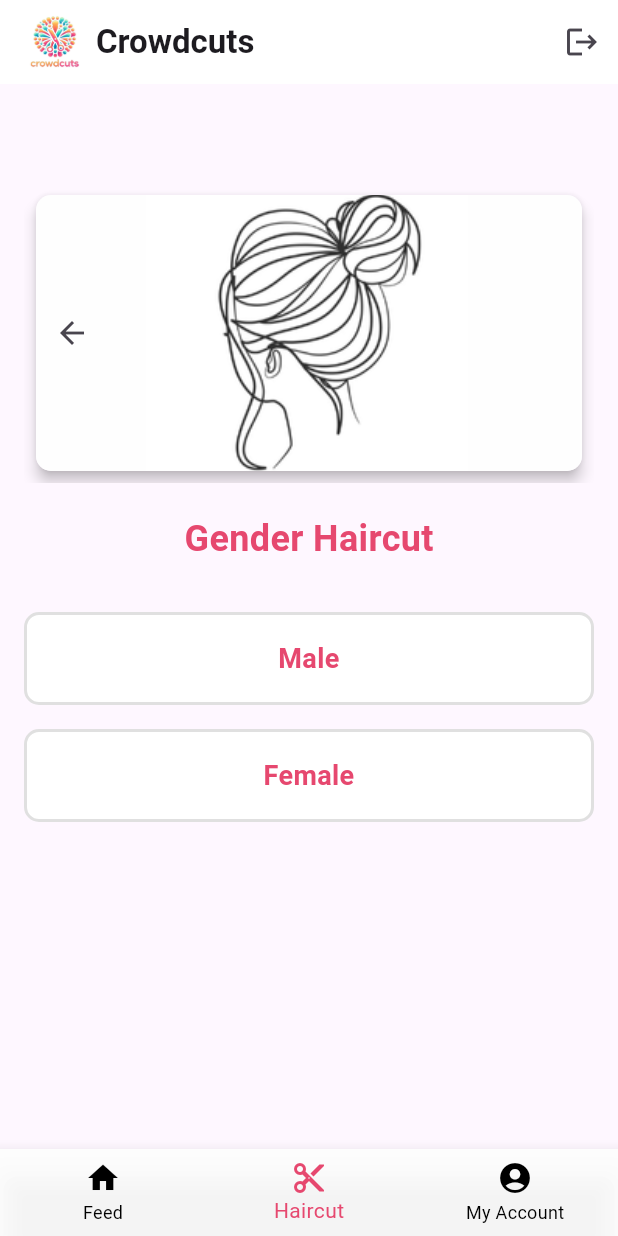
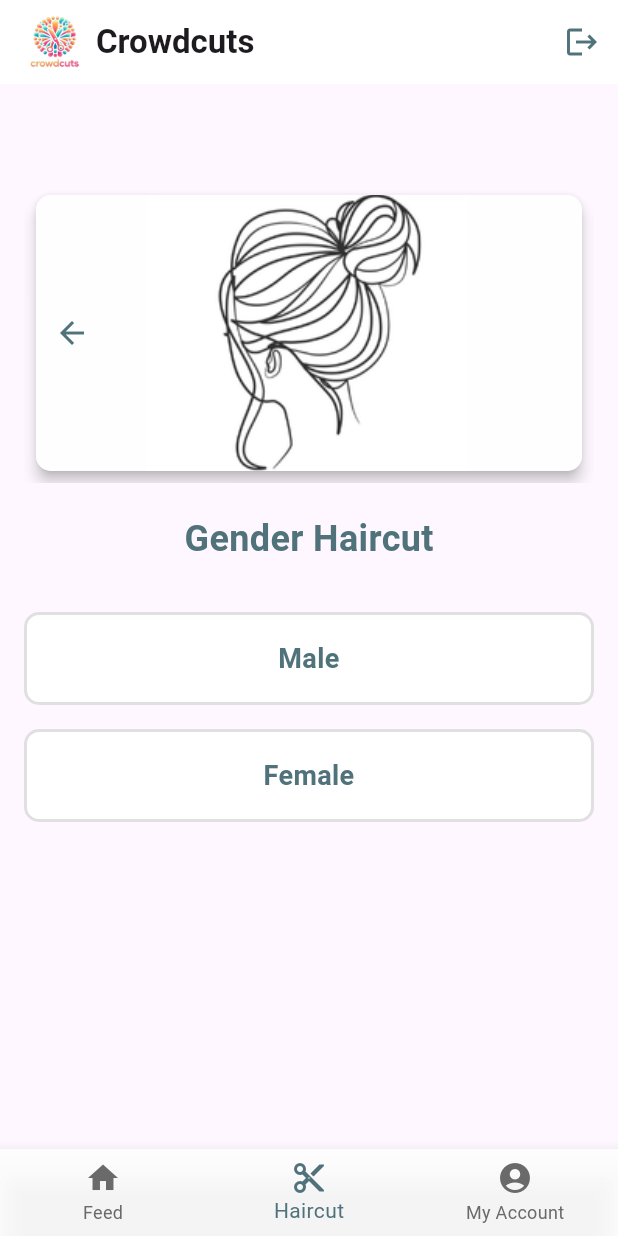
Before and after one commit to kimnlop/ADET, a Flutter app: the screen it shows once a user with an empty profile is signed in, item 2 of the bottom bar chosen, after a tap on the "arrow forward" icon, on a phone screen of 412 x 824 dp. Run offline on Flutter 3.47's test engine with Material 3 defaults, Android fonts, the phone set to English and light mode, and no system bars; our stand-ins replace cloud_firestore, firebase_auth, firebase_core, firebase_storage, image_picker; accounts and stored records are empty; project files that could hold a hidden picture were left out.

Commit message:
Improved UI Designs| Allow spaces in passwords

```diff
--- a/lib/feed_tab.dart
+++ b/lib/feed_tab.dart
@@ -126,10 +126,10 @@
             floatingActionButton: FloatingActionButton.extended(
               onPressed: _isPosting ? null : _showPostDialog,
               label: Text('Create Post',
-                  style: TextStyle(color: const Color.fromRGBO(1, 67, 115, 1))),
+                  style: TextStyle(color: Color.fromARGB(255, 255, 255, 255))),
               icon: Icon(Icons.add,
-                  size: 24, color: const Color.fromRGBO(254, 173, 86, 1)),
-              backgroundColor: const Color.fromRGBO(230, 72, 111, 1),
+                  size: 24, color: Color.fromARGB(255, 0, 255, 17)),
+              backgroundColor: const Color(0xFF50727B),
             ),
           );
   }
--- a/lib/haircut_recommender_tab.dart
+++ b/lib/haircut_recommender_tab.dart
@@ -216,7 +216,8 @@
                               top: 0.0,
                               bottom: 0.0,
                               child: IconButton(
-                                icon: Icon(Icons.arrow_back),
+                                icon: Icon(Icons.arrow_back,
+                                    color: Color(0xFF50727B)),
                                 onPressed: () {
                                   _imageControllers[index].previousPage(
                                     duration: Duration(milliseconds: 300),
@@ -231,7 +232,8 @@
                               top: 0.0,
                               bottom: 0.0,
                               child: IconButton(
-                                icon: Icon(Icons.arrow_forward),
+                                icon: Icon(Icons.arrow_forward,
+                                    color: Color(0xFF50727B)),
                                 onPressed: () {
                                   _imageControllers[index].nextPage(
                                     duration: Duration(milliseconds: 300),
@@ -249,7 +251,7 @@
                         style: const TextStyle(
                           fontSize: 24,
                           fontWeight: FontWeight.bold,
-                          color: Color.fromRGBO(230, 72, 111, 1),
+                          color: Color(0xFF50727B),
                         ),
                       ),
                     ),
@@ -272,12 +274,12 @@
                           child: Container(
                             decoration: BoxDecoration(
                               color: _selectedOptions[index] == i
-                                  ? const Color.fromRGBO(254, 173, 86, 0.1)
+                                  ? const Color.fromRGBO(120, 160, 131, 0.1)
                                   : Colors.white,
                               borderRadius: BorderRadius.circular(10),
                               border: Border.all(
                                 color: _selectedOptions[index] == i
-                                    ? const Color.fromRGBO(230, 72, 111, 1)
+                                    ? const Color(0xFF50727B)
                                     : Colors.grey[300]!,
                                 width: 2,
                               ),
@@ -288,7 +290,7 @@
                               style: TextStyle(
                                 fontSize: 18,
                                 fontWeight: FontWeight.w600,
-                                color: Color.fromRGBO(230, 72, 111, 1),
+                                color: Color(0xFF50727B),
                               ),
                               textAlign: TextAlign.center,
                             ),
@@ -302,8 +304,7 @@
                         child: ElevatedButton(
                           onPressed: _submit,
                           style: ElevatedButton.styleFrom(
-                            backgroundColor:
-                                const Color.fromRGBO(230, 72, 111, 1),
+                            backgroundColor: const Color(0xFF50727B),
                             padding: const EdgeInsets.symmetric(
                               horizontal: 32,
                               vertical: 16,
@@ -338,10 +339,13 @@
   runApp(MaterialApp(
     home: HaircutRecommenderTab(),
     theme: ThemeData(
-      primarySwatch: Colors.deepPurple,
-      scaffoldBackgroundColor: Colors.grey[100],
+      primarySwatch: Colors.blueGrey,
+      scaffoldBackgroundColor: Color(0xFF344955),
       textTheme: const TextTheme(
-        bodyText2: TextStyle(fontSize: 16, fontWeight: FontWeight.w500),
+        bodyText2: TextStyle(
+            fontSize: 16,
+            fontWeight: FontWeight.w500,
+            color: Color(0xFFE6E6E6)),
       ),
     ),
   ));
--- a/lib/login_page.dart
+++ b/lib/login_page.dart
@@ -1,4 +1,4 @@
-// ignore_for_file: prefer_const_constructors, library_private_types_in_public_api, use_key_in_widget_constructors, use_build_context_synchronously
+// ignore_for_file: prefer_const_constructors, library_private_types_in_public_api, use_key_in_widget_constructors, use_build_context_synchronously, sort_child_properties_last
 
 import 'dart:async';
 import 'package:flutter/material.dart';
@@ -60,12 +60,17 @@
                         onPressed: _isLoading || _isCooldown ? null : _login,
                         child: Padding(
                           padding: const EdgeInsets.symmetric(vertical: 9.0),
-                          child: _isLoading
-                              ? CircularProgressIndicator()
-                              : Text('Login', style: TextStyle(fontSize: 15)),
+                          child: Text('Login', style: TextStyle(fontSize: 15)),
+                        ),
+                        style: ElevatedButton.styleFrom(
+                          foregroundColor: Colors.white,
+                          backgroundColor: Color(0xFF50727B), // Text color
+                          shape: RoundedRectangleBorder(
+                            borderRadius: BorderRadius.circular(8),
+                          ),
                         ),
                       ),
-                      SizedBox(height: 0),
+                      SizedBox(height: 20), // Increased space between buttons
                       TextButton(
                         onPressed: () {
                           Navigator.push(
--- a/lib/success_page.dart
+++ b/lib/success_page.dart
@@ -1,4 +1,4 @@
-// ignore_for_file: library_private_types_in_public_api, use_key_in_widget_constructors, prefer_final_fields, prefer_const_constructors
+// ignore_for_file: library_private_types_in_public_api, use_key_in_widget_constructors, prefer_final_fields, prefer_const_constructors, prefer_const_literals_to_create_immutables
 
 import 'package:firebase_auth/firebase_auth.dart';
 import 'package:flutter/material.dart';
@@ -19,6 +19,7 @@
   int _selectedIndex = 0;
   bool _isAdmin = false;
   AuthService _authService = AuthService();
+  List<Widget> _widgetOptions = <Widget>[]; // Initialize empty
 
   @override
   void initState() {
@@ -28,6 +29,7 @@
 
   Future<void> _checkAdminStatus() async {
     bool isAdmin = await _authService.isAdmin();
+    if (mounted) {
       setState(() {
         _isAdmin = isAdmin;
         if (_isAdmin) {
@@ -44,13 +46,14 @@
         }
       });
     }
-
-  List<Widget> _widgetOptions = <Widget>[]; // Initialize empty
+  }
 
   void _onItemTapped(int index) {
+    if (mounted) {
       setState(() {
         _selectedIndex = index;
       });
+    }
   }
 
   void _logout() {
@@ -88,23 +91,48 @@
         ),
         actions: [
           IconButton(
-            icon: Icon(Icons.logout),
+            icon: Icon(Icons.logout, color: Color(0xFF50727B)),
             onPressed: () {
               showDialog(
                 context: context,
                 builder: (BuildContext context) {
                   return AlertDialog(
-                    title: Text("Confirm Logout"),
+                    shape: RoundedRectangleBorder(
+                      borderRadius: BorderRadius.circular(15),
+                    ),
+                    title: Row(
+                      children: [
+                        Text(
+                          "Confirm Logout",
+                          style: TextStyle(color: Color(0xFF50727B)),
+                        ),
+                      ],
+                    ),
                     content: Text("Are you sure you want to logout?"),
                     actions: <Widget>[
                       TextButton(
                         child: Text("Cancel"),
+                        style: TextButton.styleFrom(
+                          foregroundColor: Colors.white,
+                          backgroundColor: Color(0xFF50727B),
+                          shape: RoundedRectangleBorder(
+                            borderRadius: BorderRadius.circular(8),
+                          ),
+                        ),
                         onPressed: () {
                           Navigator.of(context).pop();
                         },
                       ),
                       TextButton(
                         child: Text("Yes"),
+                        style: TextButton.styleFrom(
+                          foregroundColor: Colors.white,
+                          backgroundColor:
+                              const Color.fromARGB(255, 142, 33, 25),
+                          shape: RoundedRectangleBorder(
+                            borderRadius: BorderRadius.circular(8),
+                          ),
+                        ),
                         onPressed: () {
                           _logout();
                         },
@@ -131,7 +159,7 @@
             ? const <BottomNavigationBarItem>[
                 BottomNavigationBarItem(
                   icon: Icon(Icons.admin_panel_settings),
-                  label: 'Admin',
+                  label: 'Admin Feed',
                 ),
                 BottomNavigationBarItem(
                   icon: Icon(Icons.people),
@@ -153,8 +181,8 @@
                 ),
               ],
         currentIndex: _selectedIndex,
-        selectedItemColor: Color.fromRGBO(230, 72, 111, 1),
-        unselectedItemColor: Colors.black,
+        selectedItemColor: Color(0xFF50727B),
+        unselectedItemColor: const Color.fromARGB(255, 106, 106, 106),
         onTap: _onItemTapped,
       ),
       backgroundColor: Color.fromARGB(211, 255, 255, 255),
```
Also changed, not shown: lib/admin_page.dart (+26 -2 lines), lib/registration_page.dart (+14 -8 lines), lib/user_feed_page.dart (+58 -28 lines). Lines whose indentation alone changed are shown as unchanged.
